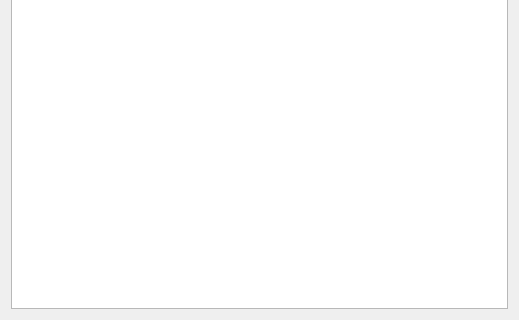
This is mainwindow.ui in FAUSheppy/speech-server-client-qt as Qt 5 draws it before an edit; both pictures show x 0 to 519 and y 184 to 504 of the 519 by 504 pixel window. The edited form follows.
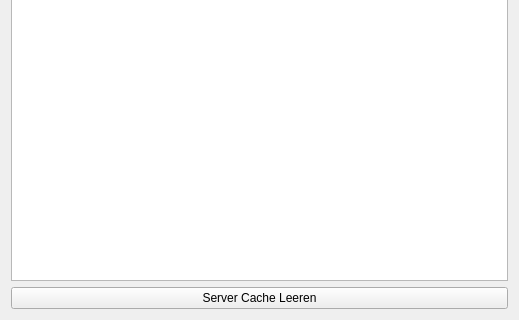
This is the edited form.

Commit message: add flush cache on server button

```diff
--- a/mainwindow.ui
+++ b/mainwindow.ui
@@ -25,6 +25,13 @@
     <item row="1" column="0">
      <widget class="QTableWidget" name="tableWidget"/>
     </item>
+    <item row="2" column="0">
+     <widget class="QPushButton" name="flushCacheButton">
+      <property name="text">
+       <string>Server Cache Leeren</string>
+      </property>
+     </widget>
+    </item>
    </layout>
   </widget>
   <widget class="QMenuBar" name="menuBar">
```
The commit also changes 2 other files.
